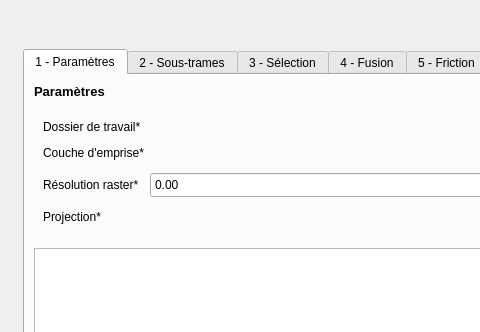
This is BioDispersal_dialog_base.ui in MathieuChailloux/BioDispersal as Qt 5 draws it before an edit; both pictures show x 0 to 480 and y 0 to 332 of the 1100 by 777 pixel window. The edited form follows.
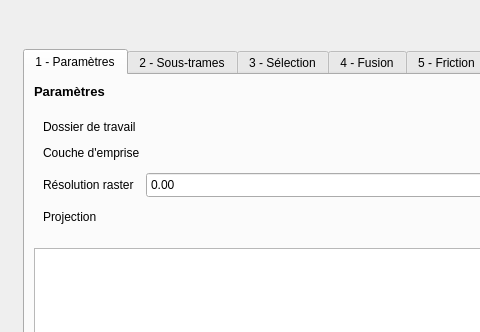
This is the edited form. Icons and pictures are not drawn. Custom widgets are drawn as their Qt base class.

Diff of the .ui file:
```diff
--- a/BioDispersal_dialog_base.ui
+++ b/BioDispersal_dialog_base.ui
@@ -79,8 +79,8 @@
            <rect>
             <x>0</x>
             <y>0</y>
-            <width>866</width>
-            <height>700</height>
+            <width>865</width>
+            <height>706</height>
            </rect>
           </property>
           <property name="sizePolicy">
@@ -328,7 +328,7 @@
                      </sizepolicy>
                     </property>
                     <property name="text">
-                     <string>Dossier de travail*</string>
+                     <string>Dossier de travail</string>
                     </property>
                    </widget>
                   </item>
@@ -351,7 +351,7 @@
                      </sizepolicy>
                     </property>
                     <property name="text">
-                     <string>Couche d'emprise*</string>
+                     <string>Couche d'emprise</string>
                     </property>
                    </widget>
                   </item>
@@ -374,7 +374,7 @@
                      </sizepolicy>
                     </property>
                     <property name="text">
-                     <string>Résolution raster*</string>
+                     <string>Résolution raster</string>
                     </property>
                    </widget>
                   </item>
@@ -409,7 +409,7 @@
                      </sizepolicy>
                     </property>
                     <property name="text">
-                     <string>Projection*</string>
+                     <string>Projection</string>
                     </property>
                    </widget>
                   </item>
```
Left out of the diff: 29 changed lines with no effect on the pictures.
